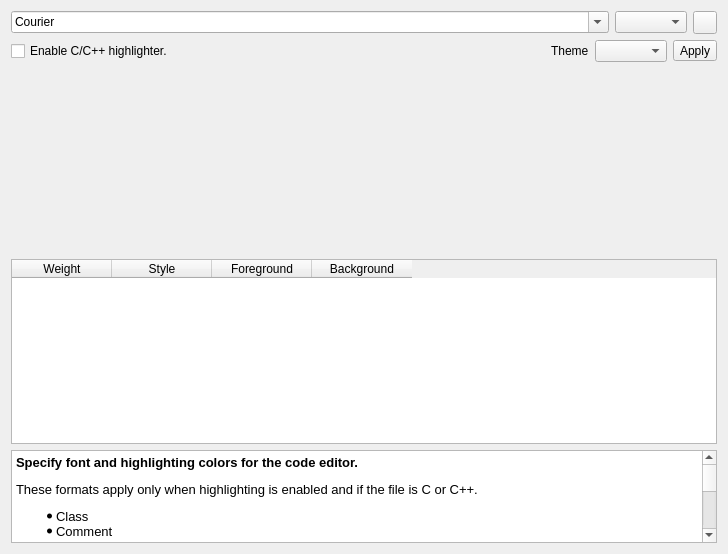
Qt form src/SeerEditorConfigPage.ui (epasveer/seer) before a commit.
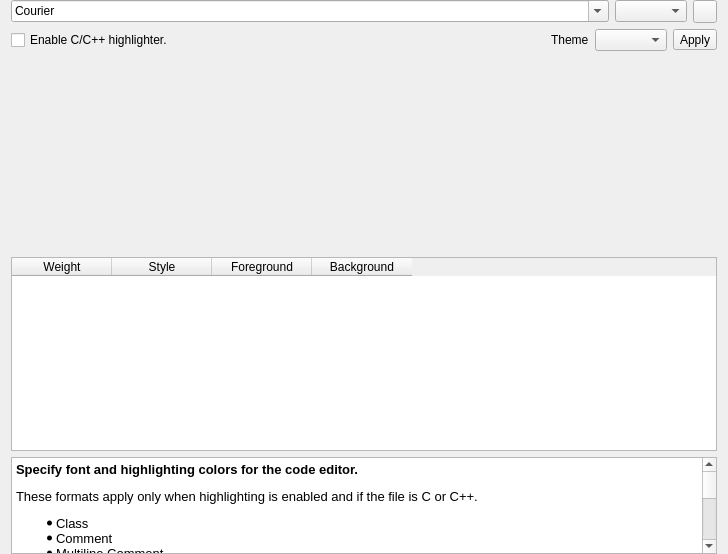
The same form after that commit. Icons and pictures are not drawn. Custom widgets are drawn as their Qt base class.

```diff
--- a/src/SeerEditorConfigPage.ui
+++ b/src/SeerEditorConfigPage.ui
@@ -14,6 +14,12 @@
    <string>SeerEditorConfigPage</string>
   </property>
   <layout class="QGridLayout" name="gridLayout">
+   <property name="topMargin">
+    <number>0</number>
+   </property>
+   <property name="bottomMargin">
+    <number>0</number>
+   </property>
    <item row="0" column="0">
     <layout class="QHBoxLayout" name="horizontalLayout">
      <item>
```
